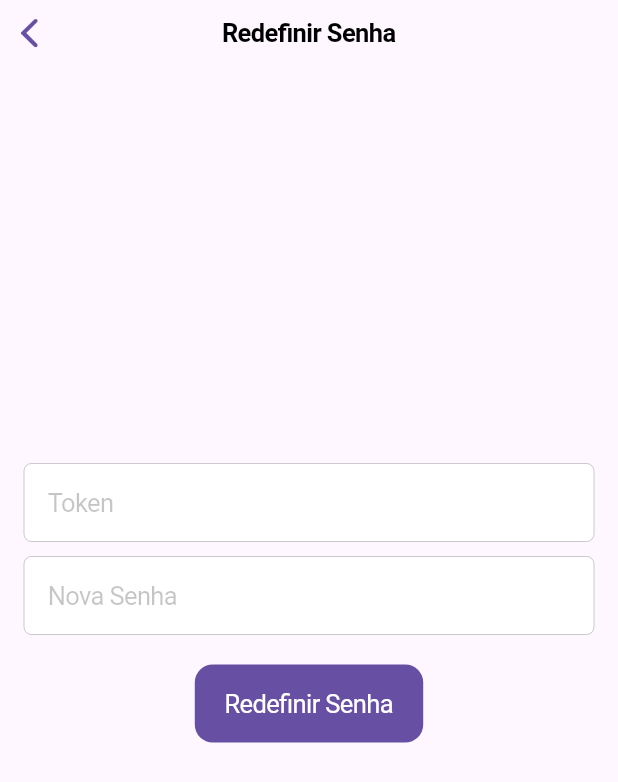
After one commit to joaoagr1/news-app-flutter, a Flutter app: the ResetPasswordScreen screen opened directly, on a phone screen of 412 x 824 dp. The commit adds this screen. Shown: the top 782 px of the screen. Run offline on Flutter 3.47's test engine with Material 3 defaults, Android fonts, the phone set to English and light mode, and no system bars.

Commit message:
forgot password ok

```diff
--- /dev/null
+++ b/lib/models/reset_password.screen.dart
@@ -0,0 +1,83 @@
+// lib/reset_password_screen.dart
+import 'package:flutter/cupertino.dart';
+import 'package:http/http.dart' as http;
+import 'dart:convert';
+
+class ResetPasswordScreen extends StatefulWidget {
+  @override
+  _ResetPasswordScreenState createState() => _ResetPasswordScreenState();
+}
+
+class _ResetPasswordScreenState extends State<ResetPasswordScreen> {
+  final _tokenController = TextEditingController();
+  final _newPasswordController = TextEditingController();
+  String _message = '';
+
+  Future<void> resetPassword() async {
+    final url = Uri.parse('http://localhost:8585/auth/reset-password');
+    try {
+      final response = await http.post(
+        url,
+        headers: {'Content-Type': 'application/json'},
+        body: json.encode({
+          'token': _tokenController.text.trim(),
+          'newPassword': _newPasswordController.text,
+        }),
+      );
+
+      if (response.statusCode == 200) {
+        setState(() {
+          _message = 'Senha alterada com sucesso.';
+        });
+      } else {
+        setState(() {
+          _message = 'Erro ao alterar a senha.';
+        });
+      }
+    } catch (e) {
+      setState(() {
+        _message = 'Erro ao conectar ao servidor. Tente novamente mais tarde.';
+      });
+    }
+  }
+
+  @override
+  Widget build(BuildContext context) {
+    return CupertinoPageScaffold(
+      navigationBar: CupertinoNavigationBar(
+        middle: Text('Redefinir Senha'),
+      ),
+      child: Padding(
+        padding: const EdgeInsets.all(16.0),
+        child: Column(
+          mainAxisAlignment: MainAxisAlignment.center,
+          children: [
+            CupertinoTextField(
+              controller: _tokenController,
+              placeholder: "Token",
+              padding: EdgeInsets.all(16),
+            ),
+            SizedBox(height: 10),
+            CupertinoTextField(
+              controller: _newPasswordController,
+              placeholder: "Nova Senha",
+              obscureText: true,
+              padding: EdgeInsets.all(16),
+            ),
+            SizedBox(height: 20),
+            CupertinoButton.filled(
+              child: Text("Redefinir Senha"),
+              onPressed: resetPassword,
+            ),
+            SizedBox(height: 20),
+            if (_message.isNotEmpty)
+              Text(
+                _message,
+                style: TextStyle(color: CupertinoColors.systemRed),
+              ),
+          ],
+        ),
+      ),
+    );
+  }
+}
```
Also changed, not shown: lib/forgot_password_screen.dart (added, +68 -0 lines), lib/login_screen.dart (+7 -11 lines).
